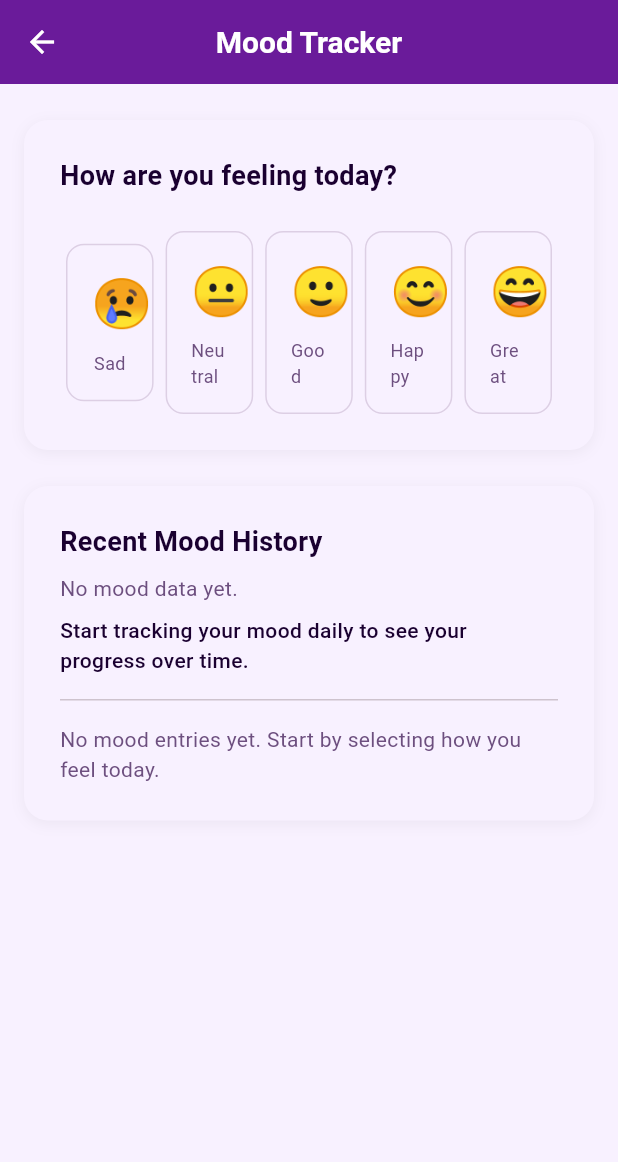
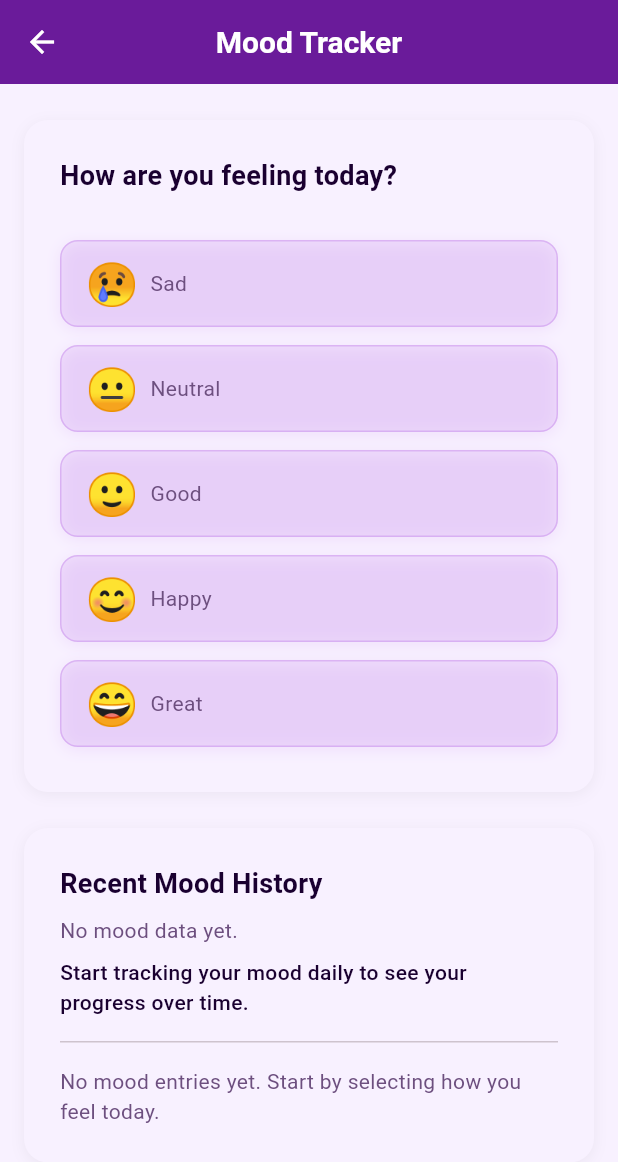
Before and after one commit to aneeq580/FYP-E-Therapy, a Flutter app: the MoodTrackerScreen screen opened by its route, on a phone screen of 412 x 824 dp. Shown: the top 1162 px of the screen. Run offline on Flutter 3.47's test engine with Material 3 defaults, Android fonts, the light colour scheme and no system bars; our stand-ins replace cloud_firestore, dash_chat_2, file_picker, firebase_auth, firebase_core, firebase_storage and 5 more; accounts and stored records are empty.

Commit message:
mood tracker card

```diff
--- a/lib/core/widgets/mood_emoji_button.dart
+++ b/lib/core/widgets/mood_emoji_button.dart
@@ -24,42 +24,42 @@ class MoodEmojiButton extends StatelessWidget {
       child: Container(
         padding: const EdgeInsets.symmetric(
           horizontal: AppSizes.spacingMedium,
-          vertical: AppSizes.spacingMedium,
+          vertical: AppSizes.spacingSmall,
         ),
         decoration: BoxDecoration(
           color: isSelected
-              ? AppColors.iconBgMoodTracker
-              : AppColors.backgroundLight,
+              ? AppColors.primaryDark
+              : AppColors.primary.withOpacity(0.12),
           borderRadius: BorderRadius.circular(12),
           border: Border.all(
             color: isSelected
-                ? AppColors.iconMoodTracker
-                : AppColors.textLight.withOpacity(0.3),
+                ? AppColors.primary
+                : AppColors.primary.withOpacity(0.3),
             width: isSelected ? 2 : 1,
           ),
-          boxShadow: isSelected
-              ? [
+          boxShadow: [
             BoxShadow(
-                    color: AppColors.iconMoodTracker.withOpacity(0.2),
+              color: AppColors.primary.withOpacity(0.12),
               blurRadius: 8,
               offset: const Offset(0, 2),
             ),
-                ]
-              : null,
+          ],
         ),
-        child: Column(
+        child: Row(
           mainAxisSize: MainAxisSize.min,
           children: [
-            Text(emoji, style: const TextStyle(fontSize: 32)),
-            const SizedBox(height: AppSizes.spacingSmall),
-            Text(
+            Text(emoji, style: const TextStyle(fontSize: 28)),
+            const SizedBox(width: AppSizes.spacingSmall),
+            Expanded(
+              child: Text(
                 label,
                 style: TextStyle(
-                fontSize: 12,
+                  fontSize: 14,
                   fontWeight: isSelected ? FontWeight.w600 : FontWeight.normal,
                   color: isSelected
                       ? AppColors.iconMoodTracker
                       : AppColors.textSecondary,
+                ),
               ),
             ),
           ],
--- a/lib/core/widgets/mood_selection_card.dart
+++ b/lib/core/widgets/mood_selection_card.dart
@@ -53,21 +53,18 @@ class MoodSelectionCard extends StatelessWidget {
           ),
           const SizedBox(height: AppSizes.spacingLarge),
 
-          // Mood emoji row
-          Row(
-            mainAxisAlignment: MainAxisAlignment.spaceEvenly,
+          // Mood selection column
+          Column(
             children: moods.map((mood) {
               final moodKey = mood['emoji']!;
               final isSelected = selectedMood == moodKey;
-              return Expanded(
-                child: Padding(
-                  padding: const EdgeInsets.symmetric(horizontal: 4),
-                  child: MoodEmojiButton(
-                    emoji: mood['emoji']!,
-                    label: mood['label']!,
-                    isSelected: isSelected,
-                    onTap: () => onMoodSelected(moodKey),
-                  ),
+              return Padding(
+                padding: const EdgeInsets.symmetric(vertical: 6),
+                child: MoodEmojiButton(
+                  emoji: mood['emoji']!,
+                  label: mood['label']!,
+                  isSelected: isSelected,
+                  onTap: () => onMoodSelected(moodKey),
                 ),
               );
             }).toList(),
```
Lines whose indentation alone changed are shown as unchanged.
